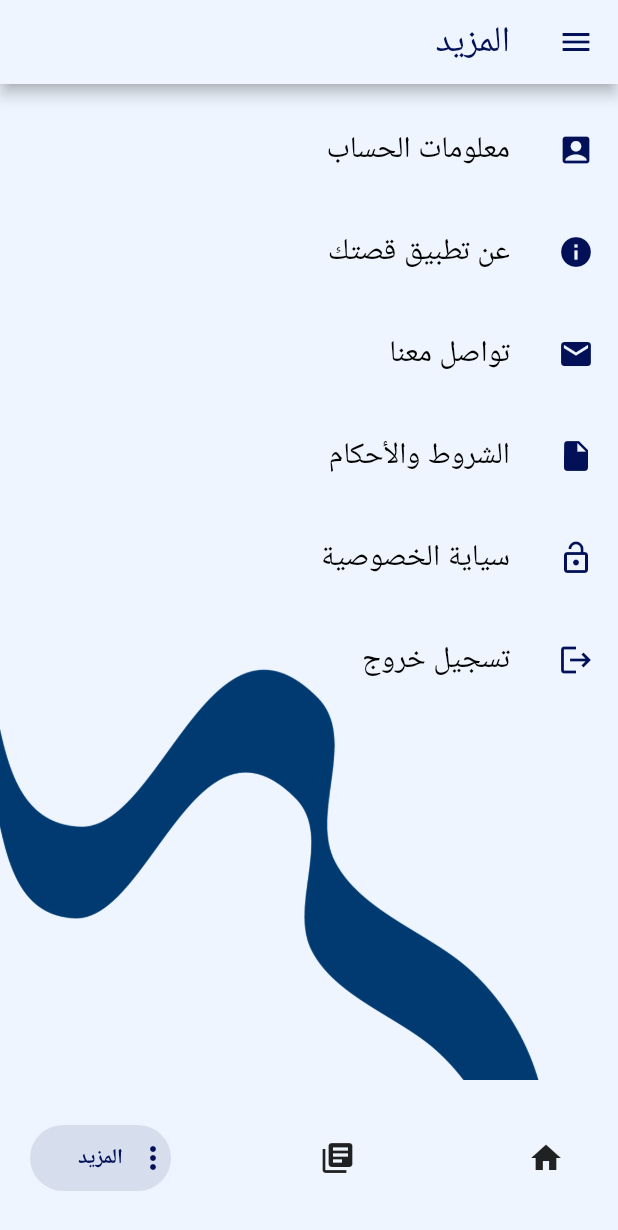
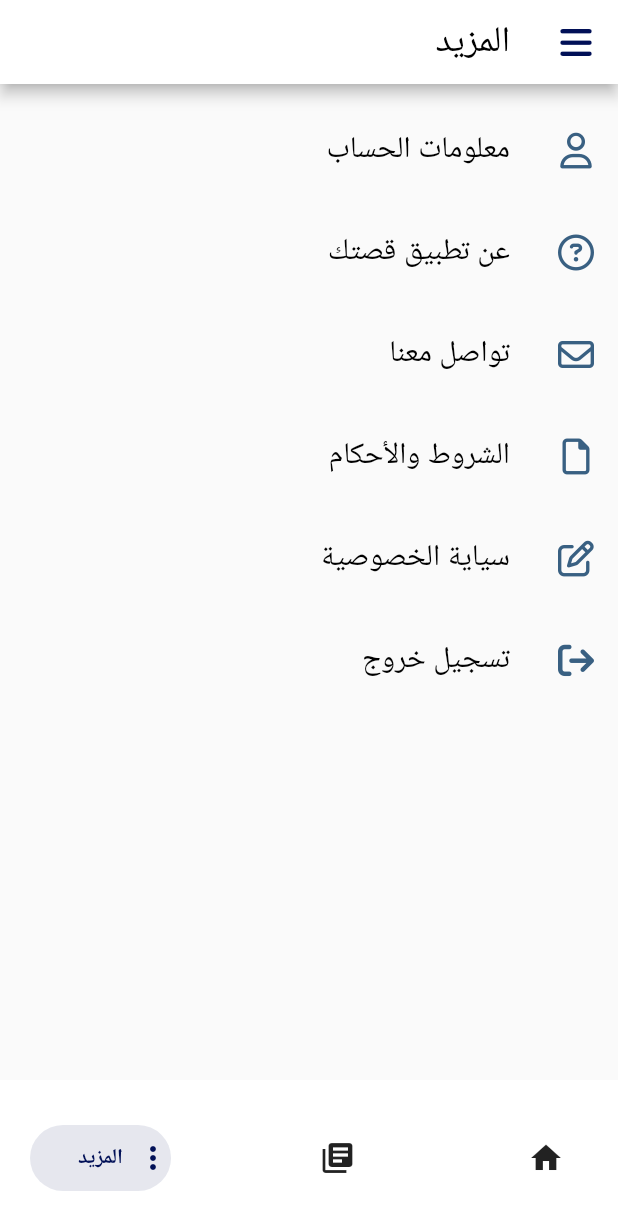
Before and after one commit to Lujain-M02/2023-GP1-6, a Flutter app: the MainPage screen opened directly, item 3 of the bottom bar chosen, on a phone screen of 412 x 824 dp. Shown: the top 1230 px of the screen. Run offline on Flutter 3.47's test engine with Material 2 defaults, Android fonts, the phone set to English and light mode, and no system bars; drawn by our look-alikes of salomon_bottom_bar; our stand-ins replace animate_do, animated_text_kit, cloud_firestore, firebase_core, font_awesome_flutter, introduction_screen and 1 more; accounts and stored records are empty.

Commit message:
change the icons + the color of the navigation bar

```diff
--- a/your_story/lib/pages/MainPage.dart
+++ b/your_story/lib/pages/MainPage.dart
@@ -25,7 +25,8 @@ class _MainPage extends State<MainPage> {
 
       body: _buildBody(_currentIndex),
       bottomNavigationBar: SalomonBottomBar(
-        backgroundColor: const Color.fromARGB(255, 238, 245, 255),
+        backgroundColor: Colors.white,
+        // const Color.fromARGB(255, 238, 245, 255),
         currentIndex: _currentIndex,
         margin: const EdgeInsets.symmetric(vertical: 30, horizontal: 20),
         onTap: (index) {
--- a/your_story/lib/pages/more_page.dart
+++ b/your_story/lib/pages/more_page.dart
@@ -1,5 +1,6 @@
 import 'package:flutter/material.dart';
 import 'package:your_story/style.dart';
+import 'package:font_awesome_flutter/font_awesome_flutter.dart';
 
 class MorePage extends StatelessWidget {
   @override
@@ -8,30 +9,31 @@ class MorePage extends StatelessWidget {
       textDirection: TextDirection.rtl,
       child: Scaffold(
         appBar: AppBar(
-          backgroundColor: const Color.fromARGB(255, 238, 245, 255),
+          backgroundColor: Colors.white,
+          // const Color.fromARGB(255, 238, 245, 255),
           title: const Text('المزيد'),
-          titleTextStyle: TextStyle(
-            color: YourStoryStyle.titleColor,
+          titleTextStyle: const TextStyle(
+            color: Colors.black,
             fontSize: 24,
           ),
           leading: IconButton(
-            icon: Icon(Icons.menu, color: YourStoryStyle.titleColor),
+            icon: FaIcon(FontAwesomeIcons.bars , color: YourStoryStyle.titleColor),
             onPressed: () => {},
           ),
         ),
         body: Stack(
           children: [
-            Positioned.fill(
-              child: Image.asset(
-                'assets/background3.png',
-                fit: BoxFit.cover,
-              ),
-            ),
+            // Positioned.fill(
+            //   child: Image.asset(
+            //     'assets/background3.png',
+            //     fit: BoxFit.cover,
+            //   ),
+            // ),
             Column(
               children: [
                 const SizedBox(height: 16),
                 customListTile(
-                  Icons.account_box,
+                  FontAwesomeIcons.user ,
                   'معلومات الحساب',
                   () {
                     Navigator.push(
@@ -41,35 +43,35 @@ class MorePage extends StatelessWidget {
                   },
                 ),
                 customListTile(
-                  Icons.info,
+                  FontAwesomeIcons.circleQuestion,
                   'عن تطبيق قصتك',
                   () {
                     _showCustomModalBottomSheet(context, 'عن تطبيق قصتك');
                   },
                 ),
                 customListTile(
-                  Icons.mail,
+                  FontAwesomeIcons.envelope,
                   'تواصل معنا',
                   () {
                     _showCustomModalBottomSheet(context, 'تواصل معنا');
                   },
                 ),
                 customListTile(
-                  Icons.insert_drive_file,
+                  FontAwesomeIcons.file,
                   'الشروط والأحكام',
                   () {
                     _showCustomModalBottomSheet(context, 'الشروط والأحكام');
                   },
                 ),
                 customListTile(
-                  Icons.lock_open,
+                  FontAwesomeIcons.penToSquare,
                   'سياية الخصوصية',
                   () {
                     _showCustomModalBottomSheet(context, 'سياسة الخصوصية');
                   },
                 ),
                 customListTile(
-                  Icons.logout,
+                  FontAwesomeIcons.arrowRightFromBracket,
                   'تسجيل خروج',
                   () {
                     // Handle the sign-out logic
@@ -91,7 +93,7 @@ class MorePage extends StatelessWidget {
     return Column(
       children: <Widget>[
         ListTile(
-          leading: Icon(icon, color: YourStoryStyle.titleColor), // Customize the icon color
+          leading: Icon(icon, color: Color.fromARGB(255, 57, 96, 130)), // Customize the icon color
           title: Text(
             title,
             style: const TextStyle(
@@ -140,8 +142,8 @@ void _showCustomModalBottomSheet(BuildContext context, String text) {
             children: <Widget>[
               Text(
                 text,
-                style: TextStyle(
-                  color: YourStoryStyle.textColor,
+                style: const TextStyle(
+                  color: Colors.black,
                   fontSize: 20,
                 ),
               ),
--- a/your_story/pubspec.yaml
+++ b/your_story/pubspec.yaml
@@ -32,6 +32,7 @@ dependencies:
     sdk: flutter
   firebase_core: ^2.20.0
   http: ^1.1.0
+  font_awesome_flutter: ^10.6.0
 
 
   # The following adds the Cupertino Icons font to your application.
```
Also changed, not shown: your_story/pubspec.lock.
